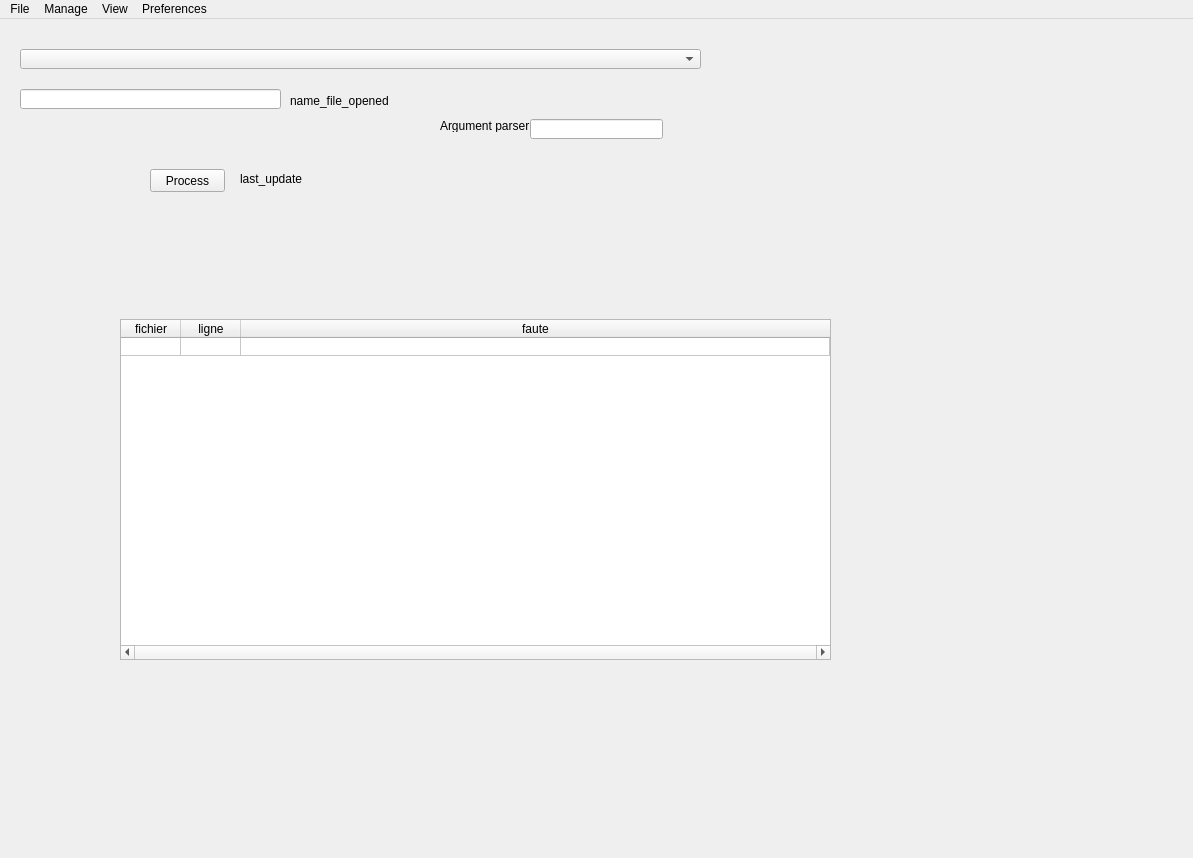
Above: checkfrench/ui/mainwindow/mainwindow.ui from Silous888/RawTextCheck before the change. Below: the same form after it.
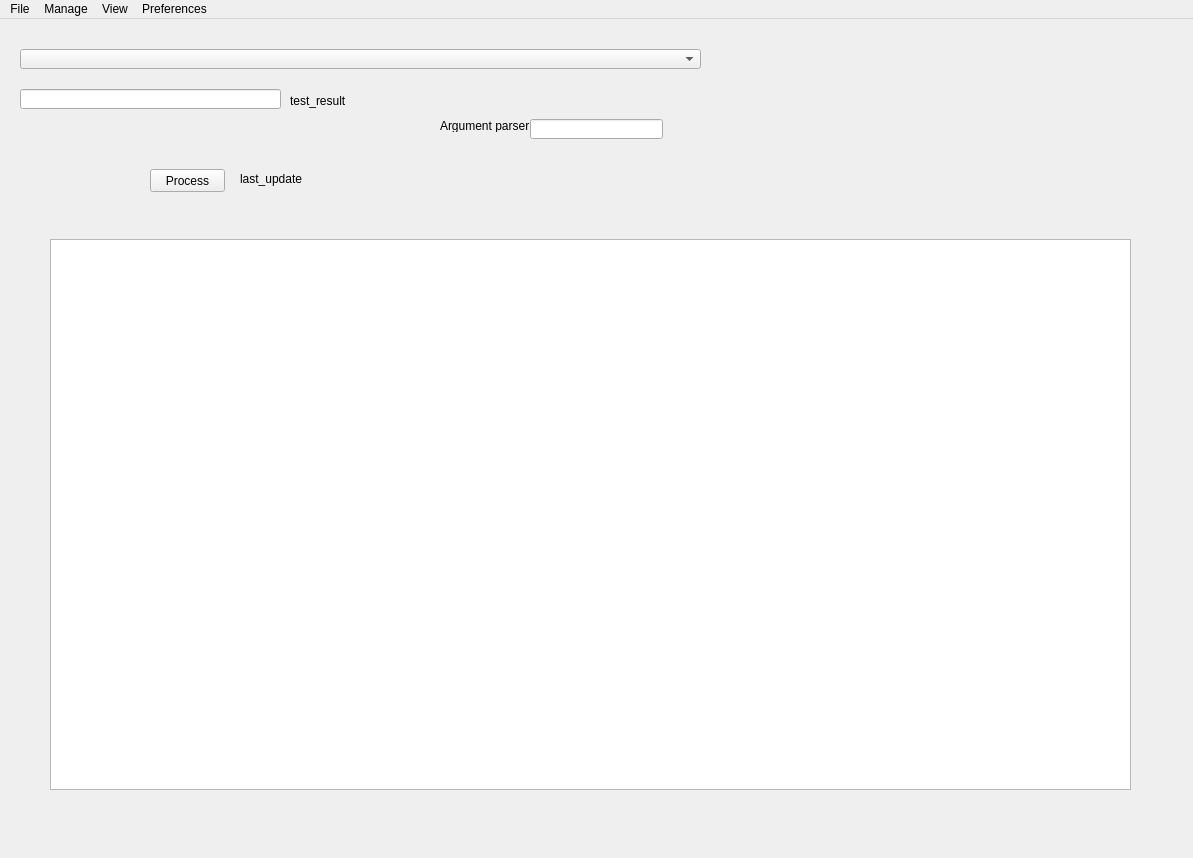
That is the form after the change. Custom widgets are drawn as their Qt base class.

Commit message: add model for result in tableview

```diff
--- a/checkfrench/ui/mainwindow/mainwindow.ui
+++ b/checkfrench/ui/mainwindow/mainwindow.ui
@@ -27,7 +27,7 @@
      </rect>
     </property>
     <property name="text">
-     <string>name_file_opened</string>
+     <string>test_result</string>
     </property>
    </widget>
    <widget class="QLineEdit" name="lineEdit_argument">
@@ -99,23 +99,17 @@
      </rect>
     </property>
    </widget>
-   <widget class="QTableWidget" name="tableWidget_1">
+   <widget class="DataResultTableView" name="tableView_result">
     <property name="geometry">
      <rect>
-      <x>120</x>
-      <y>300</y>
-      <width>711</width>
-      <height>341</height>
+      <x>50</x>
+      <y>220</y>
+      <width>1081</width>
+      <height>551</height>
      </rect>
     </property>
-    <property name="contextMenuPolicy">
-     <enum>Qt::CustomContextMenu</enum>
-    </property>
-    <property name="horizontalScrollBarPolicy">
-     <enum>Qt::ScrollBarAlwaysOn</enum>
-    </property>
-    <property name="editTriggers">
-     <set>QAbstractItemView::NoEditTriggers</set>
+    <property name="dragDropOverwriteMode">
+     <bool>false</bool>
     </property>
     <property name="selectionMode">
      <enum>QAbstractItemView::SingleSelection</enum>
@@ -123,38 +117,12 @@
     <property name="selectionBehavior">
      <enum>QAbstractItemView::SelectRows</enum>
     </property>
-    <attribute name="horizontalHeaderDefaultSectionSize">
-     <number>60</number>
-    </attribute>
     <attribute name="horizontalHeaderStretchLastSection">
      <bool>true</bool>
     </attribute>
     <attribute name="verticalHeaderVisible">
      <bool>false</bool>
     </attribute>
-    <attribute name="verticalHeaderDefaultSectionSize">
-     <number>15</number>
-    </attribute>
-    <row>
-     <property name="text">
-      <string>1</string>
-     </property>
-    </row>
-    <column>
-     <property name="text">
-      <string>fichier</string>
-     </property>
-    </column>
-    <column>
-     <property name="text">
-      <string>ligne</string>
-     </property>
-    </column>
-    <column>
-     <property name="text">
-      <string>faute</string>
-     </property>
-    </column>
    </widget>
   </widget>
   <widget class="QMenuBar" name="menuBar">
@@ -240,6 +208,13 @@
    </property>
   </action>
  </widget>
+ <customwidgets>
+  <customwidget>
+   <class>DataResultTableView</class>
+   <extends>QTableView</extends>
+   <header>checkfrench/ui/widgets/dataresult_tableview.h</header>
+  </customwidget>
+ </customwidgets>
  <tabstops>
   <tabstop>comboBox_project</tabstop>
   <tabstop>lineEdit_filepath</tabstop>
```
Left out of the diff: 5 changed lines with no effect on the pictures. The commit also changes 7 other files.
